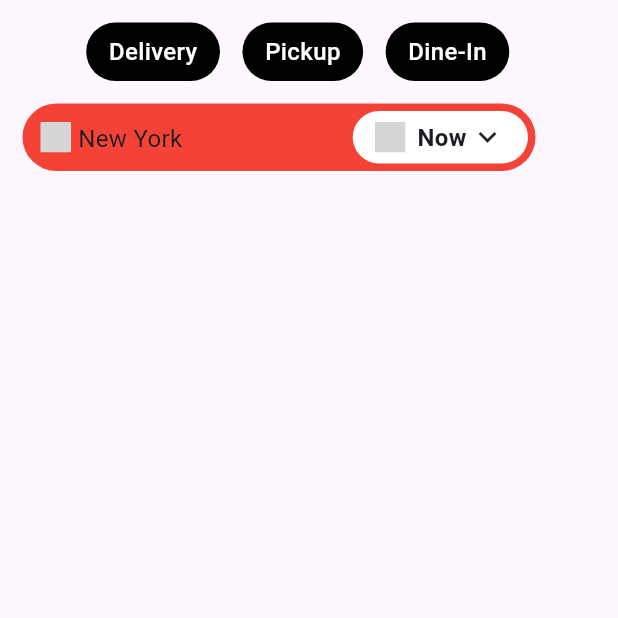
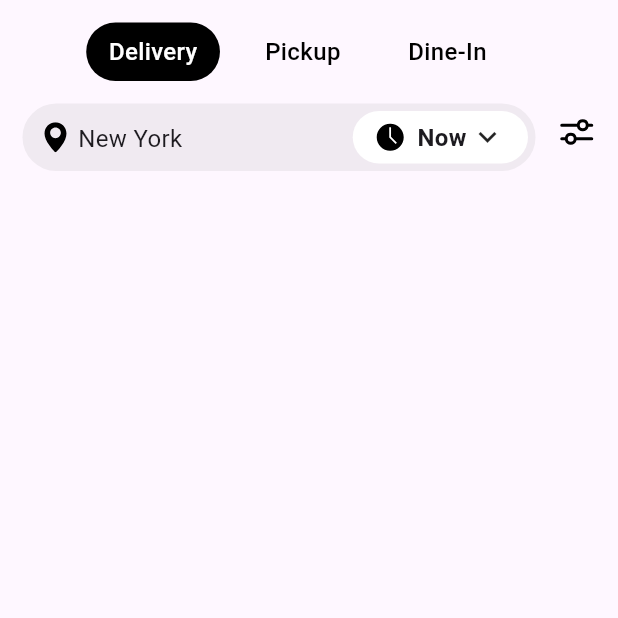
Before and after one commit to Maksi-GitHub/uber_eats, a Flutter app: the screen it shows after launch, on a phone screen of 412 x 824 dp, the top half of it. Run offline on Flutter 3.47's test engine with Material 3 defaults, Android fonts, the phone set to English and light mode, and no system bars; drawn by our look-alikes of carousel_slider; our stand-ins replace flutter_svg; missing offline and left inert: flutter_animator; grey boxes are pictures that could not be loaded.

Commit message:
Не может найти картинки jpg

```diff
--- a/lib/pages/home_page.dart
+++ b/lib/pages/home_page.dart
@@ -3,8 +3,9 @@ import 'package:flutter_animator/flutter_animator.dart';
 import 'package:flutter_svg/svg.dart';
 
 import 'package:uber_eats/json/home_page_json.dart';
-//;
+import 'package:uber_eats/theme/color.dart';
 import 'package:uber_eats/theme/styles.dart';
+import 'package:uber_eats/widget/custom_slider.dart';
 
 class HomePage extends StatefulWidget {
   const HomePage({Key? key});
@@ -44,11 +45,10 @@ class _HomePageState extends State<HomePage> {
                           activeMenu = index;
                         });
                       },
-                      //TODO: подобрать анимацию, использовал другой пакет(такой как в видео не работал)
                       child: activeMenu == index ? Jello(
                         child: Container(
                           decoration: BoxDecoration(
-                            color: Colors.black,
+                            color: black,
                             borderRadius: BorderRadius.circular(30),
                           ),
                           child: Padding(padding: const EdgeInsets.only(
@@ -62,8 +62,7 @@ class _HomePageState extends State<HomePage> {
                                 Text(menu[index], style: const TextStyle (
                                   fontSize: 16,
                                   fontWeight: FontWeight.w500,
-                                  //TODO: нужно чтобы был цвет из файла Colors.dart, но появляется ошибка
-                                  color: Colors.white,
+                                  color: white,
                                 ),)
                               ],
                             ),
@@ -72,7 +71,7 @@ class _HomePageState extends State<HomePage> {
                       )
                       :Container(
                           decoration: BoxDecoration(
-                            color: Colors.black,
+                            color: Colors.transparent,
                             borderRadius: BorderRadius.circular(30),
                           ),
                           child: Padding(padding: const EdgeInsets.only(
@@ -86,13 +85,11 @@ class _HomePageState extends State<HomePage> {
                                 Text(menu[index], style: const TextStyle (
                                   fontSize: 16,
                                   fontWeight: FontWeight.w500,
-                                  //TODO: нужно чтобы был цвет из файла Colors.dart, но появляется ошибка
-                                  color: Colors.white,
+                                  color: black,
                                 ),)
                               ],
                             ),
                           ),
-
                         ),
                     ),
                   );
@@ -108,8 +105,7 @@ class _HomePageState extends State<HomePage> {
                     height: 45,
                     width: size.width - 70,
                     decoration: BoxDecoration(
-                      //TODO: нужно чтобы был цвет из файла Colors.dart textFieldColor, но появляется ошибка
-                      color: Colors.red,
+                      color: textFieldColor,
                       borderRadius: BorderRadius.circular(30)
                     ),
                     child: Row(
@@ -135,17 +131,22 @@ class _HomePageState extends State<HomePage> {
                             color: Colors.white,
                             borderRadius: BorderRadius.circular(30)
                           ),
-                          child: Padding(padding:const EdgeInsets.only(left: 15, right: 15),
+                          child: Padding(padding:const EdgeInsets.only(
+                            left: 15,
+                            right: 15
+                            ),
                           child: Row(
                             children: [
                               SvgPicture.asset("assets/images/time_icon.svg",
                               width: 20,
                               ),
                               const SizedBox(width: 8),
-                              const Text("Now",
-                              style: TextStyle(fontSize: 16, fontWeight: FontWeight.bold),
+                              const Text("Now", style: TextStyle(
+                                fontSize: 16,
+                                fontWeight: FontWeight.bold
+                                ),
                               ),
-                              const SizedBox(width: 2,),
+                              const SizedBox(width: 2),
                               const Icon(Icons.keyboard_arrow_down)
                             ],
                           ),
@@ -154,9 +155,20 @@ class _HomePageState extends State<HomePage> {
                         )
                       ],
                     ),
-                  )
+                  ),
+                  Expanded(child: Container(
+                    child: SvgPicture. asset("assets/images/filter_icon.svg"),
+                  ),
+                 )
                 ],
+              ),
+              const SizedBox(height: 15),
+              const CustomSliderWidget(
+                items: [
+                  //"assets/images/slid_1.jpg"
+                ]
               )
+
           ],
         )
       ],
--- /dev/null
+++ b/lib/widget/custom_slider.dart
@@ -0,0 +1,114 @@
+import 'package:carousel_slider/carousel_options.dart';
+import 'package:carousel_slider/carousel_slider.dart';
+import 'package:flutter/material.dart';
+import 'package:uber_eats/theme/color.dart';
+
+
+class ActiveDot extends StatelessWidget {
+  const ActiveDot({super.key});
+
+  @override
+  Widget build(BuildContext context) {
+    return Padding(
+      padding: const EdgeInsets.only(right: 8.0),
+      child: Container(
+        width: 8,
+        height: 8,
+        decoration: BoxDecoration(
+          color: white,
+          borderRadius: BorderRadius.circular(5),
+        ),
+      ),
+    );
+  }
+}
+
+class InactiveDot extends StatelessWidget {
+  const InactiveDot({super.key});
+
+  @override
+  Widget build(BuildContext context) {
+    return Padding(
+      padding: const EdgeInsets.only(right: 8.0),
+      child: Container(
+        width: 8,
+        height: 8,
+        decoration: BoxDecoration(
+          color: Colors.grey,
+          borderRadius: BorderRadius.circular(5),
+        ),
+      ),
+    );
+  }
+}
+
+/*
+ * for slider home page
+ */
+class CustomSliderWidget extends StatefulWidget {
+  // final List<String> items;
+  final List items;
+
+  const CustomSliderWidget({required this.items});
+
+  @override
+  _CustomSliderWidgetState createState() => _CustomSliderWidgetState();
+}
+
+class _CustomSliderWidgetState extends State<CustomSliderWidget> {
+  int activeIndex = 0;
+  setActiveDot(index) {
+    setState(() {
+      activeIndex = index;
+    });
+  }
+
+  @override
+  Widget build(BuildContext context) {
+    return Stack(
+      clipBehavior: Clip.none, children: <Widget>[
+        SizedBox(
+          width: MediaQuery.of(context).size.width,
+          child: CarouselSlider(
+            options: CarouselOptions(
+              onPageChanged: (index, reason) {
+                setActiveDot(index);
+              },
+              enableInfiniteScroll: false,
+              autoPlayCurve: Curves.fastLinearToSlowEaseIn,
+              autoPlayAnimationDuration: const Duration(seconds: 2),
+              // autoPlay: true,
+              viewportFraction: 1.0,
+            ),
+            items: widget.items.map((item) {
+              return Builder(
+                builder: (BuildContext context) {
+                  return Stack(
+                    children: <Widget>[
+                      SizedBox(
+                          width: MediaQuery.of(context).size.width,
+                          child: Image(
+                            image: AssetImage(item),
+                            fit: BoxFit.cover,
+                          )),
+                    ],
+                  );
+                },
+              );
+            }).toList(),
+          ),
+        ),
+        Positioned(
+          left: 20,
+          right: 0,
+          bottom: 30,
+          child: Row(
+              mainAxisAlignment: MainAxisAlignment.center,
+              children: List.generate(widget.items.length, (idx) {
+                return activeIndex == idx ? ActiveDot() : InactiveDot();
+              })),
+        )
+      ],
+    );
+  }
+}
--- a/pubspec.yaml
+++ b/pubspec.yaml
@@ -16,6 +16,7 @@ dependencies:
   cupertino_icons: ^1.0.6
   flutter_animator: ^3.2.2
   flutter_svg: 2.0.10+1
+  carousel_slider: ^4.2.1
 
 dev_dependencies:
   flutter_test:
@@ -30,8 +31,9 @@ flutter:
 
   uses-material-design: true
 
-assets:
-  - assets/images/
+  assets:
+    - assets/images/
+    - assets/jpg/
 
 
   # example:
```
Also changed, not shown: assets/jpg/slide_1.jpg (renamed from assets/images/slide_1.jpg), assets/jpg/slide_2.jpg (renamed from assets/images/slide_2.jpg), assets/jpg/slide_3.jpg (renamed from assets/images/slide_3.jpg), pubspec.lock.
